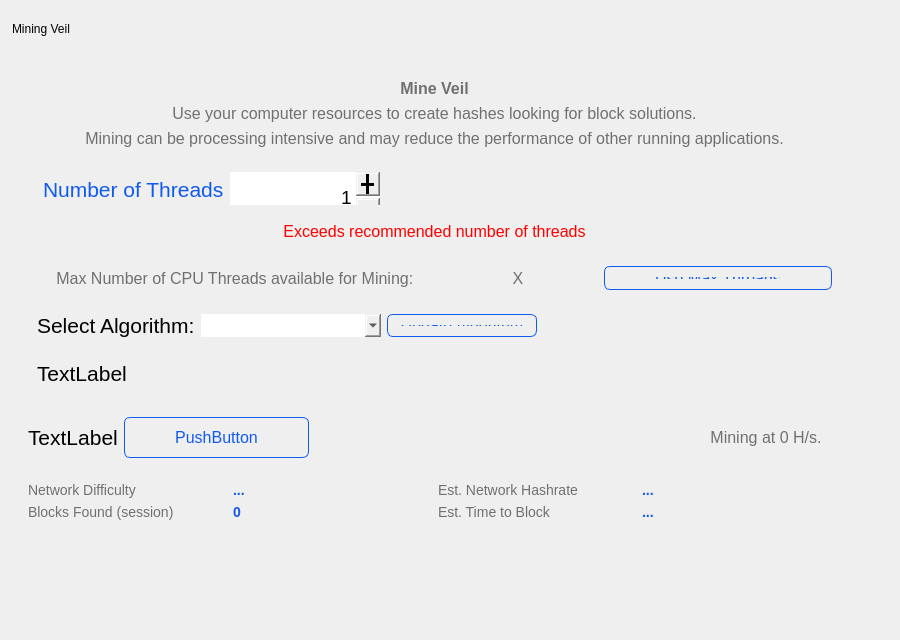
First picture: the form in src/qt/veil/forms/miningwidget.ui, repository Veil-Project/veil, before the edit.
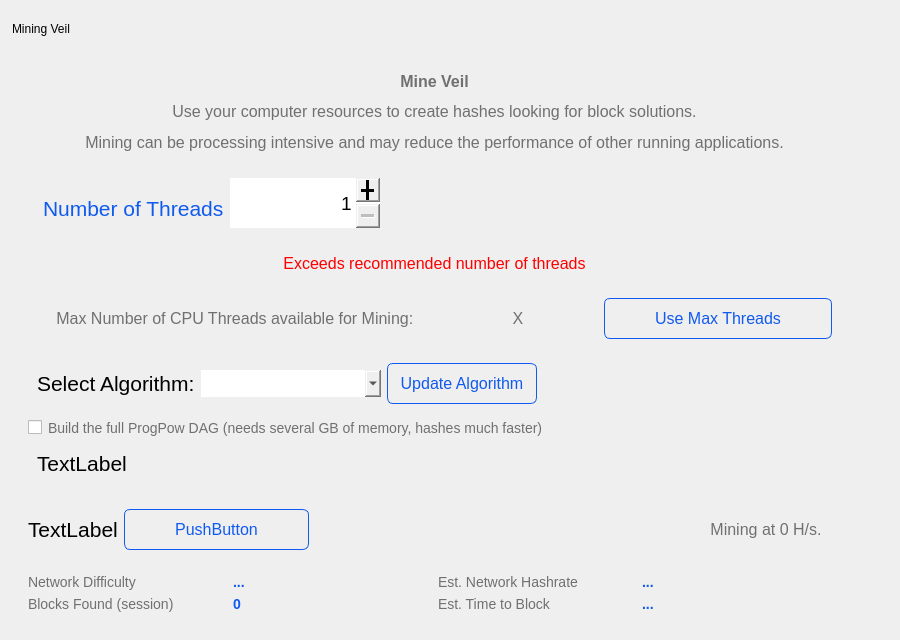
Second picture: the form after the edit.

Commit message: GUI miner: ProgPow full-DAG fast path and mine every algorithm well

Patch:
```diff
--- a/src/qt/veil/forms/miningwidget.ui
+++ b/src/qt/veil/forms/miningwidget.ui
@@ -57,9 +57,9 @@
       <property name="geometry">
        <rect>
         <x>10</x>
-        <y>70</y>
+        <y>60</y>
         <width>849</width>
-        <height>468</height>
+        <height>570</height>
        </rect>
       </property>
       <property name="styleSheet">
@@ -477,6 +477,17 @@
             </layout>
            </widget>
           </item>
+          <item>
+           <widget class="QCheckBox" name="chkProgPowDag">
+            <property name="styleSheet">
+             <string notr="true">color:#707070;
+font-size:14px;</string>
+            </property>
+            <property name="text">
+             <string>Build the full ProgPow DAG (needs several GB of memory, hashes much faster)</string>
+            </property>
+           </widget>
+          </item>
           <item>
            <widget class="QFrame" name="frame_3">
             <property name="frameShape">
```
The commit also changes 5 other files.
